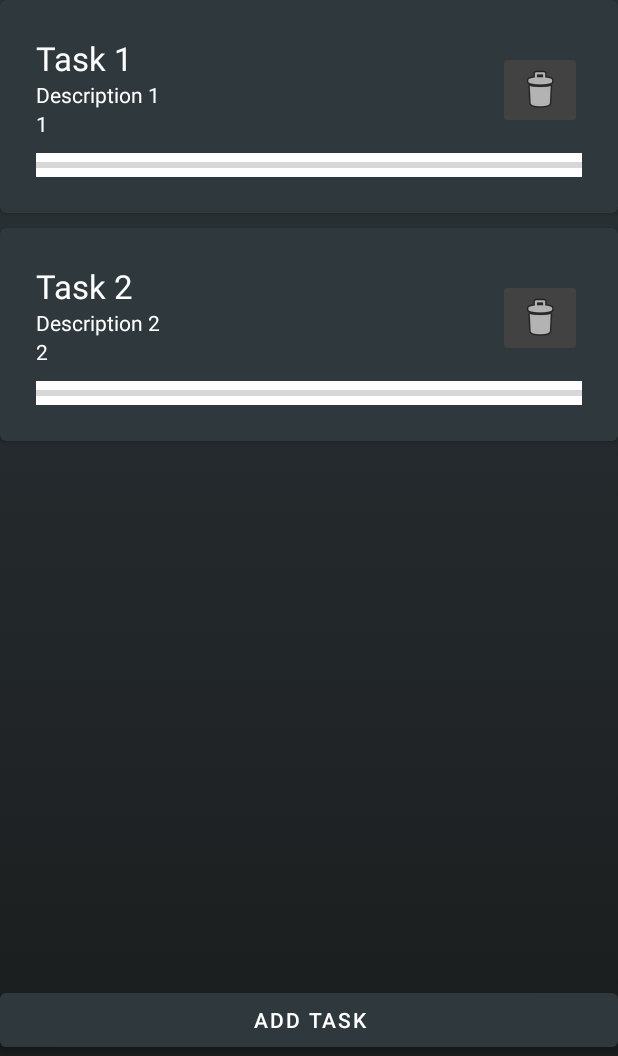
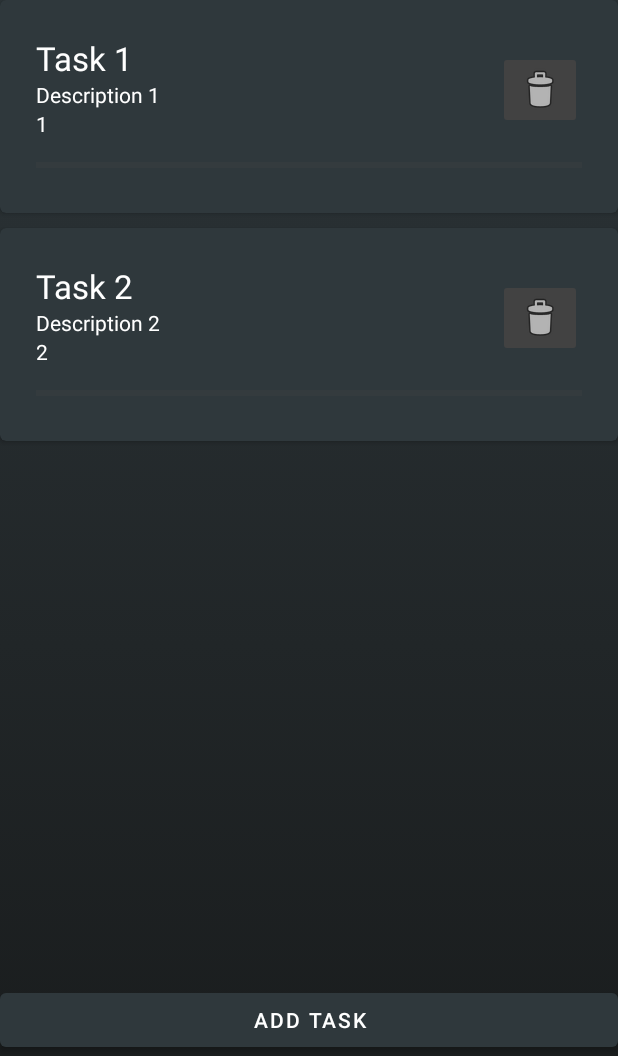
Before and after one commit to IG-95/ToDoApp, an Android app: the screen it shows after launch (MainActivity), on a phone screen of 412 x 824 dp, the part 180-1236 px from its top. Run offline under Robolectric (Android 15) with nearby library versions, the phone set to English and light mode, and no system bars; our stand-ins replace Firebase (no records; nobody signed in at launch, a user with empty details on screens opened directly).

Commit message:
Finished progressbar

```diff
--- a/ToDoApp/app/src/main/res/layout/activity_todolist_details.xml
+++ b/ToDoApp/app/src/main/res/layout/activity_todolist_details.xml
@@ -61,7 +61,7 @@
                     android:layout_marginRight="20dp"
                     android:layout_marginLeft="20dp"
                     android:layout_height="wrap_content"
-                    android:background="@color/white"
+                    android:progressBackgroundTint="@color/cardview_dark_background"
                     android:max="100"
                     android:min="0"/>
 
--- a/ToDoApp/app/src/main/res/layout/todolist_layout.xml
+++ b/ToDoApp/app/src/main/res/layout/todolist_layout.xml
@@ -45,8 +45,7 @@
             android:layout_width="match_parent"
             android:layout_height="wrap_content"
             android:layout_marginTop="10dp"
-            android:background="@color/white"
-            />
+            android:progressBackgroundTint="@color/cardview_dark_background"/>
 
 
     </LinearLayout>
```
